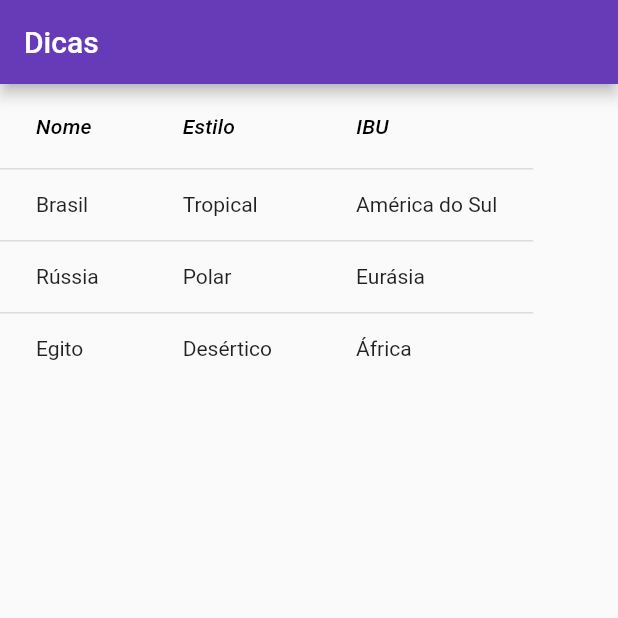
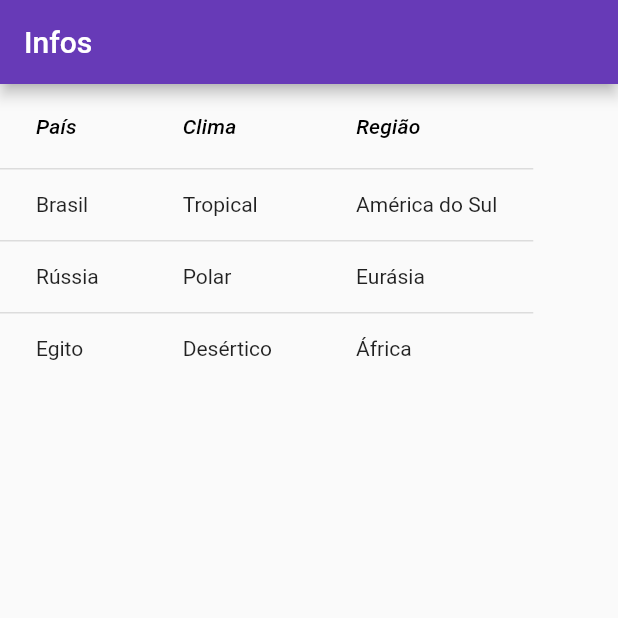
Before and after one commit to quirinof/oopFlutter, a Flutter app: the screen it shows after launch, item 3 of the bottom bar chosen, on a phone screen of 412 x 824 dp, the top half of it. Run offline on Flutter 3.47's test engine with Material 2 defaults, Android fonts, the phone set to English and light mode, and no system bars; our stand-ins replace flutter_hooks; project files that could hold a hidden picture were left out.

Commit message:
update recipe 6

```diff
--- a/recipe6/lib/main.dart
+++ b/recipe6/lib/main.dart
@@ -4,15 +4,27 @@ import 'package:flutter_hooks/flutter_hooks.dart';
 
 class DataService {
   final ValueNotifier<List> tableStateNotifier = ValueNotifier([]);
+  List<String> propertyNames = [];
+  List<String> columnNames = [];
+
 
   void carregar(index){
     switch(index){
       case 0:
         loadCoffees();
+        propertyNames = const ["name", "type", "info"];
+        columnNames = const ["Nome", "Tipo", "Info"];
+        break;
       case 1:
         loadBeers();
+        propertyNames = const ["name", "style", "ibu"];
+        columnNames = const ["Nome", "Estilo", "IBU"];
+        break;
       case 2:
         loadNations();
+        propertyNames = const ["country", "climate", "region"];
+        columnNames = const ["País", "Clima", "Região"];
+        break;
     }
   }
 
@@ -20,20 +32,21 @@ class DataService {
     tableStateNotifier.value = [
       {
       "name": "Cappuccino",
-      "style": "Espresso",
-      "ibu": "Amargo/Cremoso"
+      "type": "Espresso",
+      "info": "Amargo/Cremoso"
       },
       {
       "name": "Latte",
-      "style": "Espresso",
-      "ibu": "Suave/Cremoso"
+      "type": "Espresso",
+      "info": "Suave/Cremoso"
       },
       {
       "name": "Mocha",
-      "style": "Espresso",
-      "ibu": "Doce"
+      "type": "Espresso",
+      "info": "Doce"
       }
     ];
+    return;
   }
   void loadBeers(){
     tableStateNotifier.value = [
@@ -53,25 +66,27 @@ class DataService {
       "ibu": "82"
       }
     ];
+    return;
   }
   void loadNations(){
     tableStateNotifier.value = [
       {
-      "name": "Brasil",
-      "style": "Tropical",
-      "ibu": "América do Sul"
+      "country": "Brasil",
+      "climate": "Tropical",
+      "region": "América do Sul"
       },
       {
-      "name": "Rússia",
-      "style": "Polar",
-      "ibu": "Eurásia"
+      "country": "Rússia",
+      "climate": "Polar",
+      "region": "Eurásia"
       },
       {
-      "name": "Egito",
-      "style": "Desértico",
-      "ibu": "África"
+      "country": "Egito",
+      "climate": "Desértico",
+      "region": "África"
       }
     ];
+    return;
   }
 }
 final dataService = DataService();
@@ -92,15 +107,15 @@ class MyApp extends StatelessWidget {
       debugShowCheckedModeBanner: false,
       home: Scaffold(
         appBar: AppBar(
-          title: const Text("Dicas"),
+          title: const Text("Infos"),
         ),
         body: ValueListenableBuilder(
           valueListenable: dataService.tableStateNotifier,
           builder:(_, value, __){
             return DataTableWidget(
               jsonObjects: value,
-              propertyNames: const ["name", "style", "ibu"],
-              columnNames: const ["Nome", "Estilo", "IBU"]
+              propertyNames: dataService.propertyNames,
+              columnNames: dataService.columnNames
             );
           }
         ),
@@ -136,7 +151,7 @@ class NewNavBar extends HookWidget {
 
   @override
   Widget build(BuildContext context) {
-    var state = useState(1);
+    final state = useState(1);
     return BottomNavigationBar(
       onTap: (index) {
         state.value = index;
@@ -151,22 +166,7 @@ class NewNavBar extends HookWidget {
           label: labels[index].toString() // Converti o rótulo para string
         ),
       ),
-/*
-      items: const [
-        BottomNavigationBarItem(
-          label: "Cafés",
-          icon: Icon(Icons.coffee_outlined),
-        ),
-        BottomNavigationBarItem(
-          label: "Cervejas",
-          icon: Icon(Icons.local_drink_outlined)
-        ),
-        BottomNavigationBarItem(
-          label: "Nações",
-          icon: Icon(Icons.flag_outlined)
-        )
-      ]
-*/
+
     );
   }
 }
@@ -178,12 +178,21 @@ class DataTableWidget extends StatelessWidget {
 
   DataTableWidget({
     this.jsonObjects = const [],
-    this.columnNames = const ["Nome", "Estilo", "IBU"],
-    this.propertyNames = const ["name", "style", "ibu"]
+    required this.columnNames,
+    required this.propertyNames,
   });
 
   @override
   Widget build(BuildContext context) {
+    if (columnNames.isEmpty) {
+      return const Center(
+        child: Text(
+          "Toque em alguma das opções abaixo para exibição do conteúdo.",
+          style: TextStyle(fontSize: 16),
+        ),
+      );
+    }
+
     return DataTable(
       columns: columnNames.map(
         (name) => DataColumn(
@@ -201,6 +210,7 @@ class DataTableWidget extends StatelessWidget {
             propName) => DataCell(Text(obj[propName]))
           ).toList()
         )
-      ).toList());
+      ).toList()
+    );
   }
 }
```
